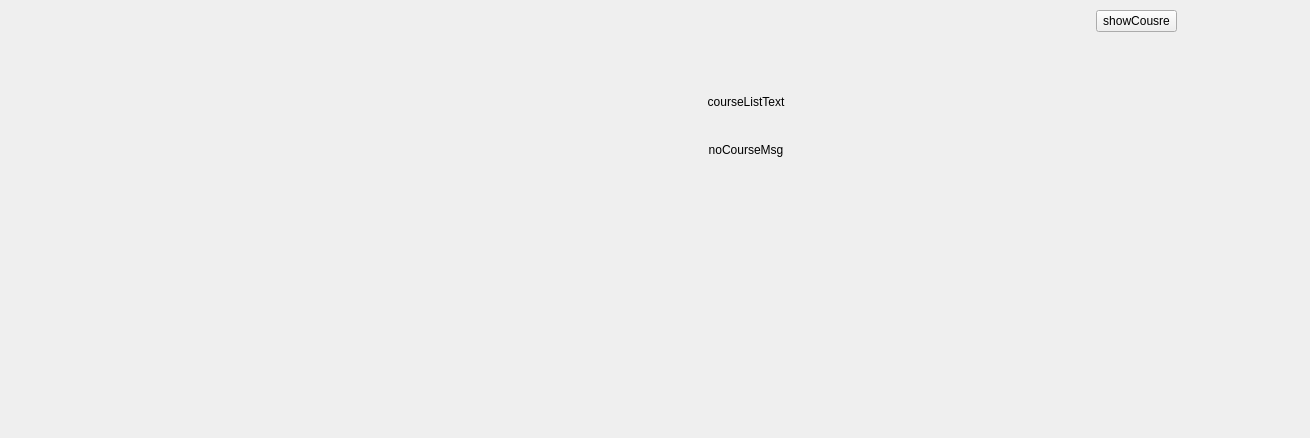
First picture: the form in Class8/main/src/lobbydialog.ui, repository Xershoo/BM-Client, before the edit; both pictures show x 0 to 1310 and y 0 to 438 of the 1310 by 780 pixel window.
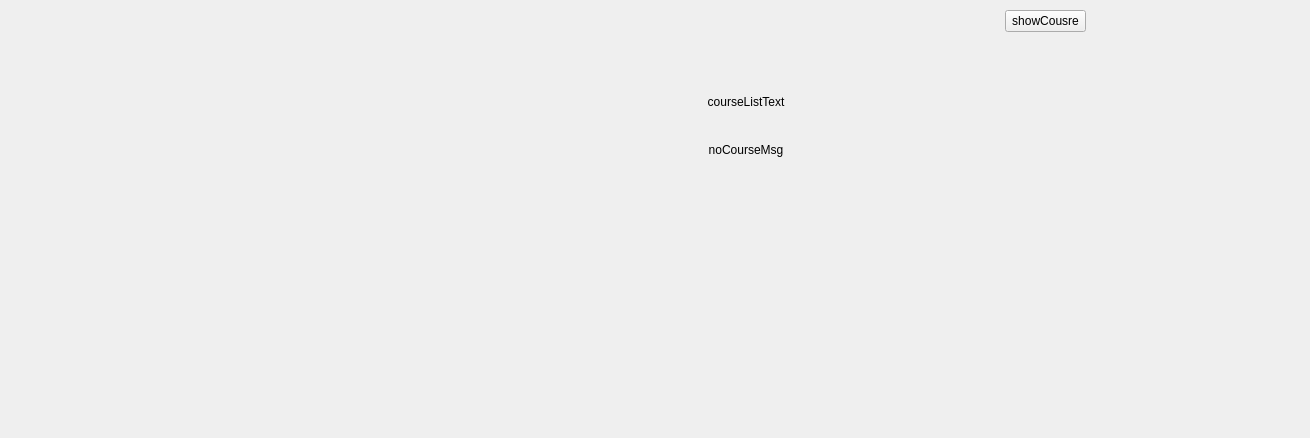
Second picture: the form after the edit. Custom widgets are drawn as their Qt base class.

Patch:
```diff
--- a/Class8/main/src/lobbydialog.ui
+++ b/Class8/main/src/lobbydialog.ui
@@ -127,96 +127,6 @@
            </property>
           </spacer>
          </item>
-         <item>
-          <widget class="MaskLabel" name="label_userpic">
-           <property name="minimumSize">
-            <size>
-             <width>30</width>
-             <height>0</height>
-            </size>
-           </property>
-           <property name="maximumSize">
-            <size>
-             <width>30</width>
-             <height>30</height>
-            </size>
-           </property>
-           <property name="text">
-            <string/>
-           </property>
-          </widget>
-         </item>
-         <item>
-          <spacer name="horizontalSpacer_0">
-           <property name="orientation">
-            <enum>Qt::Horizontal</enum>
-           </property>
-           <property name="sizeType">
-            <enum>QSizePolicy::Fixed</enum>
-           </property>
-           <property name="sizeHint" stdset="0">
-            <size>
-             <width>10</width>
-             <height>20</height>
-            </size>
-           </property>
-          </spacer>
-         </item>
-         <item>
-          <widget class="QLabel" name="label_username">
-           <property name="sizePolicy">
-            <sizepolicy hsizetype="Expanding" vsizetype="Expanding">
-             <horstretch>0</horstretch>
-             <verstretch>0</verstretch>
-            </sizepolicy>
-           </property>
-           <property name="maximumSize">
-            <size>
-             <width>90</width>
-             <height>16777215</height>
-            </size>
-           </property>
-           <property name="font">
-            <font>
-             <pointsize>10</pointsize>
-            </font>
-           </property>
-           <property name="frameShape">
-            <enum>QFrame::NoFrame</enum>
-           </property>
-           <property name="frameShadow">
-            <enum>QFrame::Plain</enum>
-           </property>
-           <property name="text">
-            <string/>
-           </property>
-           <property name="textFormat">
-            <enum>Qt::AutoText</enum>
-           </property>
-           <property name="alignment">
-            <set>Qt::AlignLeading|Qt::AlignLeft|Qt::AlignVCenter</set>
-           </property>
-           <property name="openExternalLinks">
-            <bool>false</bool>
-           </property>
-           <property name="textInteractionFlags">
-            <set>Qt::LinksAccessibleByMouse</set>
-           </property>
-          </widget>
-         </item>
-         <item>
-          <spacer name="horizontalSpacer">
-           <property name="orientation">
-            <enum>Qt::Horizontal</enum>
-           </property>
-           <property name="sizeHint" stdset="0">
-            <size>
-             <width>25</width>
-             <height>20</height>
-            </size>
-           </property>
-          </spacer>
-         </item>
          <item>
           <widget class="QPushButton" name="btn_showCourse">
            <property name="sizePolicy">
@@ -397,30 +307,6 @@
          <property name="bottomMargin">
           <number>0</number>
          </property>
-         <item>
-          <widget class="QClassWebView" name="webView_course" native="true">
-           <property name="minimumSize">
-            <size>
-             <width>0</width>
-             <height>338</height>
-            </size>
-           </property>
-           <property name="maximumSize">
-            <size>
-             <width>16777215</width>
-             <height>16777215</height>
-            </size>
-           </property>
-           <property name="toolTip">
-            <string>showCousre</string>
-           </property>
-           <property name="url" stdset="0">
-            <url>
-             <string>about:blank</string>
-            </url>
-           </property>
-          </widget>
-         </item>
          <item>
           <widget class="QWidget" name="widget_course" native="true">
            <property name="minimumSize">
@@ -446,7 +332,7 @@
              <number>0</number>
             </property>
             <item>
-             <widget class="QWidget" name="widget_calendar" native="true">
+             <widget class="QWidget" name="widget_userCalendar" native="true">
               <property name="minimumSize">
                <size>
                 <width>500</width>
@@ -461,20 +347,177 @@
               </property>
               <layout class="QVBoxLayout" name="verticalLayout_3">
                <property name="spacing">
-                <number>0</number>
+                <number>5</number>
                </property>
                <property name="leftMargin">
-                <number>0</number>
+                <number>10</number>
                </property>
                <property name="topMargin">
-                <number>0</number>
+                <number>30</number>
                </property>
                <property name="rightMargin">
-                <number>0</number>
+                <number>10</number>
                </property>
                <property name="bottomMargin">
-                <number>0</number>
+                <number>10</number>
                </property>
+               <item alignment="Qt::AlignHCenter">
+                <widget class="MaskLabel" name="label_userpic">
+                 <property name="minimumSize">
+                  <size>
+                   <width>160</width>
+                   <height>160</height>
+                  </size>
+                 </property>
+                 <property name="maximumSize">
+                  <size>
+                   <width>160</width>
+                   <height>160</height>
+                  </size>
+                 </property>
+                 <property name="text">
+                  <string/>
+                 </property>
+                </widget>
+               </item>
+               <item>
+                <spacer name="verticalSpacer_2">
+                 <property name="orientation">
+                  <enum>Qt::Vertical</enum>
+                 </property>
+                 <property name="sizeHint" stdset="0">
+                  <size>
+                   <width>20</width>
+                   <height>40</height>
+                  </size>
+                 </property>
+                </spacer>
+               </item>
+               <item>
+                <widget class="QLabel" name="label_userId">
+                 <property name="sizePolicy">
+                  <sizepolicy hsizetype="Expanding" vsizetype="Expanding">
+                   <horstretch>0</horstretch>
+                   <verstretch>0</verstretch>
+                  </sizepolicy>
+                 </property>
+                 <property name="minimumSize">
+                  <size>
+                   <width>0</width>
+                   <height>30</height>
+                  </size>
+                 </property>
+                 <property name="maximumSize">
+                  <size>
+                   <width>16777215</width>
+                   <height>40</height>
+                  </size>
+                 </property>
+                 <property name="font">
+                  <font>
+                   <pointsize>10</pointsize>
+                  </font>
+                 </property>
+                 <property name="frameShape">
+                  <enum>QFrame::NoFrame</enum>
+                 </property>
+                 <property name="frameShadow">
+                  <enum>QFrame::Plain</enum>
+                 </property>
+                 <property name="text">
+                  <string/>
+                 </property>
+                 <property name="textFormat">
+                  <enum>Qt::AutoText</enum>
+                 </property>
+                 <property name="alignment">
+                  <set>Qt::AlignCenter</set>
+                 </property>
+                 <property name="openExternalLinks">
+                  <bool>false</bool>
+                 </property>
+                 <property name="textInteractionFlags">
+                  <set>Qt::LinksAccessibleByMouse</set>
+                 </property>
+                </widget>
+               </item>
+               <item>
+                <widget class="QLabel" name="label_username">
+                 <property name="sizePolicy">
+                  <sizepolicy hsizetype="Expanding" vsizetype="Expanding">
+                   <horstretch>0</horstretch>
+                   <verstretch>0</verstretch>
+                  </sizepolicy>
+                 </property>
+                 <property name="minimumSize">
+                  <size>
+                   <width>0</width>
+                   <height>30</height>
+                  </size>
+                 </property>
+                 <property name="maximumSize">
+                  <size>
+                   <width>16777215</width>
+                   <height>40</height>
+                  </size>
+                 </property>
+                 <property name="font">
+                  <font>
+                   <pointsize>10</pointsize>
+                  </font>
+                 </property>
+                 <property name="frameShape">
+                  <enum>QFrame::NoFrame</enum>
+                 </property>
+                 <property name="frameShadow">
+                  <enum>QFrame::Plain</enum>
+                 </property>
+                 <property name="text">
+                  <string/>
+                 </property>
+                 <property name="textFormat">
+                  <enum>Qt::AutoText</enum>
+                 </property>
+                 <property name="alignment">
+                  <set>Qt::AlignCenter</set>
+                 </property>
+                 <property name="openExternalLinks">
+                  <bool>false</bool>
+                 </property>
+                 <property name="textInteractionFlags">
+                  <set>Qt::LinksAccessibleByMouse</set>
+                 </property>
+                </widget>
+               </item>
+               <item>
+                <spacer name="verticalSpacer_3">
+                 <property name="orientation">
+                  <enum>Qt::Vertical</enum>
+                 </property>
+                 <property name="sizeHint" stdset="0">
+                  <size>
+                   <width>20</width>
+                   <height>40</height>
+                  </size>
+                 </property>
+                </spacer>
+               </item>
+               <item alignment="Qt::AlignHCenter">
+                <widget class="QCustomCalendarWidget" name="widget_calendar" native="true">
+                 <property name="minimumSize">
+                  <size>
+                   <width>425</width>
+                   <height>425</height>
+                  </size>
+                 </property>
+                 <property name="maximumSize">
+                  <size>
+                   <width>425</width>
+                   <height>425</height>
+                  </size>
+                 </property>
+                </widget>
+               </item>
               </layout>
              </widget>
             </item>
@@ -810,11 +853,6 @@
  </widget>
  <layoutdefault spacing="6" margin="11"/>
  <customwidgets>
-  <customwidget>
-   <class>QClassWebView</class>
-   <extends>QWidget</extends>
-   <header>ClassWebView.h</header>
-  </customwidget>
   <customwidget>
    <class>MaskLabel</class>
    <extends>QLabel</extends>
@@ -840,6 +878,12 @@
    <header>CourseClassItem.h</header>
    <container>1</container>
   </customwidget>
+  <customwidget>
+   <class>QCustomCalendarWidget</class>
+   <extends>QWidget</extends>
+   <header>CalendarWidget.h</header>
+   <container>1</container>
+  </customwidget>
  </customwidgets>
  <resources/>
  <connections>
```
